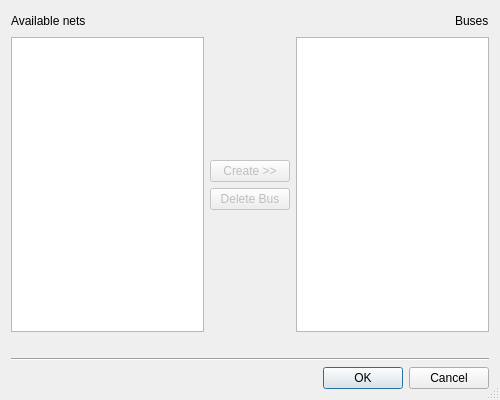
Before: the Qt Designer form src/DialogEditBuses.ui in gdevic/Z80Explorer, drawn with Qt 5.
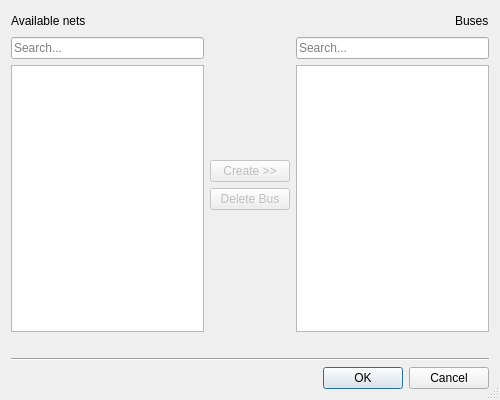
After: the same form once the commit is applied.

Commit message: Add filter search box above net lists in edit dialogs

The edit to the form file:
```diff
--- a/src/DialogEditBuses.ui
+++ b/src/DialogEditBuses.ui
@@ -51,6 +51,18 @@
    <item>
     <layout class="QHBoxLayout" name="horizontalLayout_2">
      <item>
+      <layout class="QVBoxLayout" name="verticalLayoutNets">
+       <item>
+        <widget class="QLineEdit" name="searchNets">
+         <property name="clearButtonEnabled">
+          <bool>true</bool>
+         </property>
+         <property name="placeholderText">
+          <string>Search...</string>
+         </property>
+        </widget>
+       </item>
+       <item>
       <widget class="QListWidget" name="listNets">
        <property name="selectionMode">
         <enum>QAbstractItemView::SelectionMode::ExtendedSelection</enum>
@@ -60,6 +72,8 @@
        </property>
       </widget>
      </item>
+      </layout>
+     </item>
      <item>
       <layout class="QVBoxLayout" name="verticalLayout_1">
        <item>
@@ -111,6 +125,18 @@
       </layout>
      </item>
      <item>
+      <layout class="QVBoxLayout" name="verticalLayoutBuses">
+       <item>
+        <widget class="QLineEdit" name="searchBuses">
+         <property name="clearButtonEnabled">
+          <bool>true</bool>
+         </property>
+         <property name="placeholderText">
+          <string>Search...</string>
+         </property>
+        </widget>
+       </item>
+       <item>
       <widget class="QListWidget" name="listBuses">
        <property name="selectionMode">
         <enum>QAbstractItemView::SelectionMode::ExtendedSelection</enum>
@@ -119,6 +145,8 @@
         <bool>true</bool>
        </property>
       </widget>
+       </item>
+      </layout>
      </item>
     </layout>
    </item>
```
Lines whose indentation alone changed are shown as unchanged. The commit also changes 11 other files.
